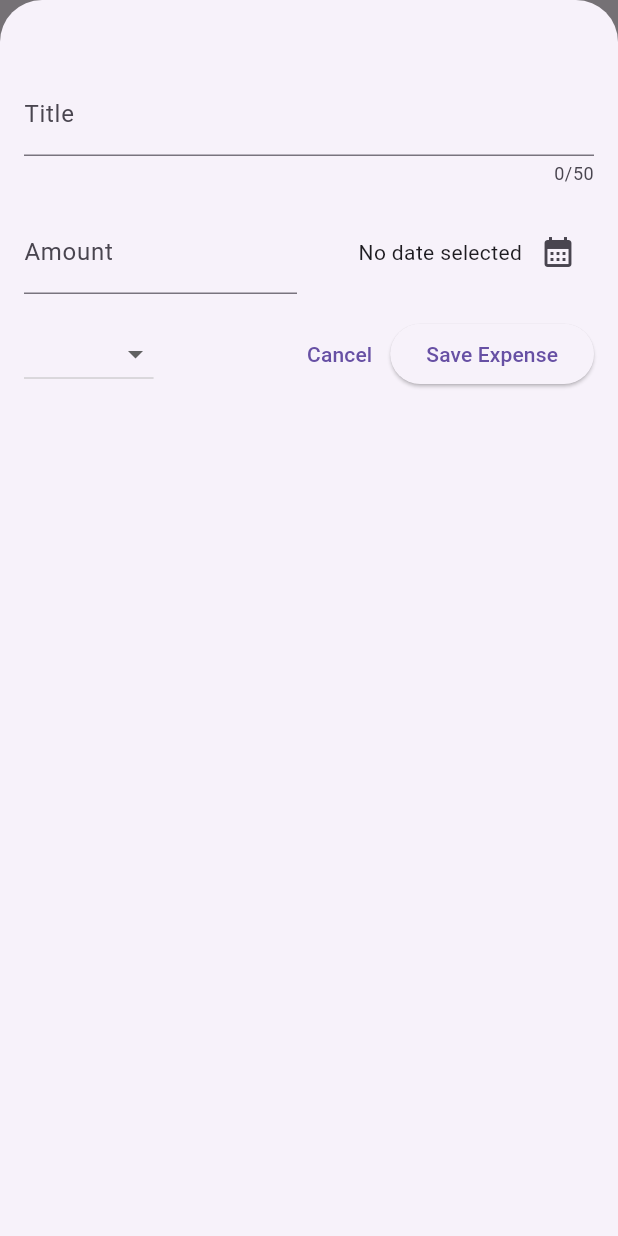
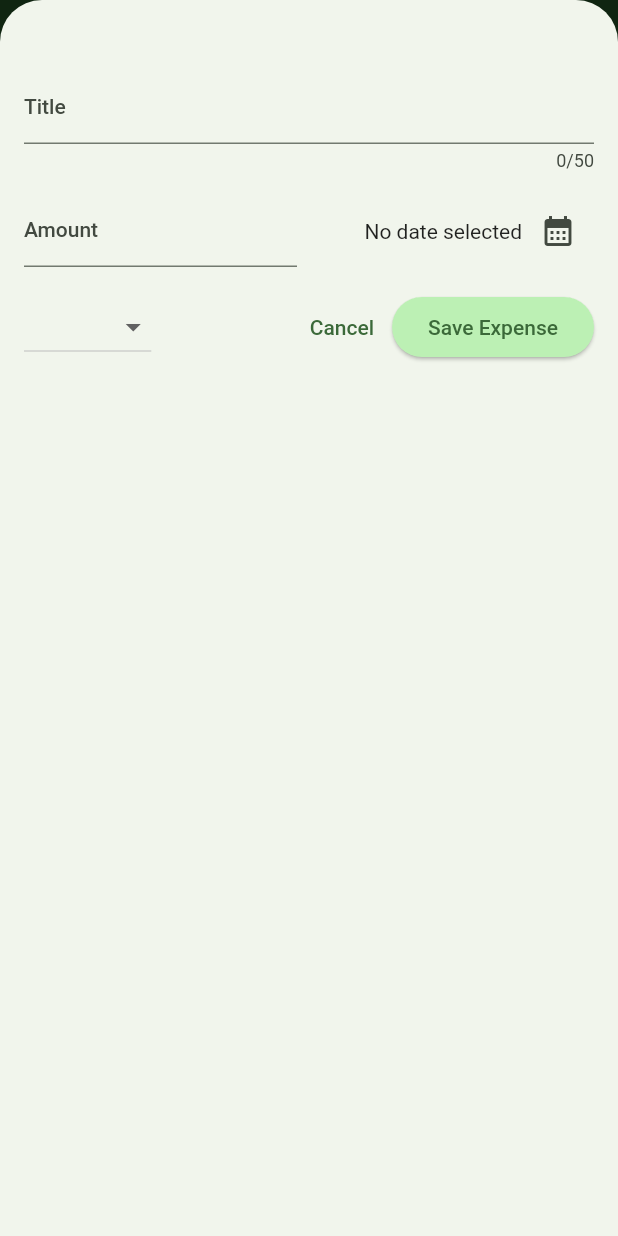
Before and after one commit to Eraycak/expense_tracker_app, a Flutter app: the screen it shows after launch, after a tap on the "add" icon, on a phone screen of 412 x 824 dp. Run offline on Flutter 3.47's test engine with Material 2 defaults, Android fonts, the phone set to English and light mode, and no system bars.

Commit message:
ci: set theme of entire app

```diff
--- a/lib/main.dart
+++ b/lib/main.dart
@@ -1,11 +1,47 @@
+import 'dart:math';
+
 import 'package:expense_tracker_app/widgets/expenses.dart';
 import 'package:flutter/material.dart';
+
+final ColorScheme colorScheme = ColorScheme.fromSeed(
+  seedColor: Colors.green,
+);
 
 void main() {
   runApp(
     MaterialApp(
-      theme: ThemeData(useMaterial3: true),
+      theme: _setTheme(),
       home: const Expenses(),
     ),
   );
 }
+
+ThemeData _setTheme() {
+  return ThemeData().copyWith(
+    useMaterial3: true,
+    colorScheme: colorScheme,
+    appBarTheme: AppBarTheme(
+      backgroundColor: colorScheme.onPrimaryContainer,
+      foregroundColor: colorScheme.primaryContainer,
+    ),
+    cardTheme: CardTheme(
+      color: colorScheme.secondaryContainer,
+      margin: const EdgeInsets.symmetric(
+        horizontal: 16,
+        vertical: 8,
+      ),
+    ),
+    elevatedButtonTheme: ElevatedButtonThemeData(
+      style: ElevatedButton.styleFrom(
+        backgroundColor: colorScheme.primaryContainer,
+      ),
+    ),
+    textTheme: ThemeData().textTheme.copyWith(
+          titleLarge: TextStyle(
+            fontWeight: FontWeight.normal,
+            color: colorScheme.onSecondaryContainer,
+            fontSize: 14,
+          ),
+        ),
+  );
+}
```
